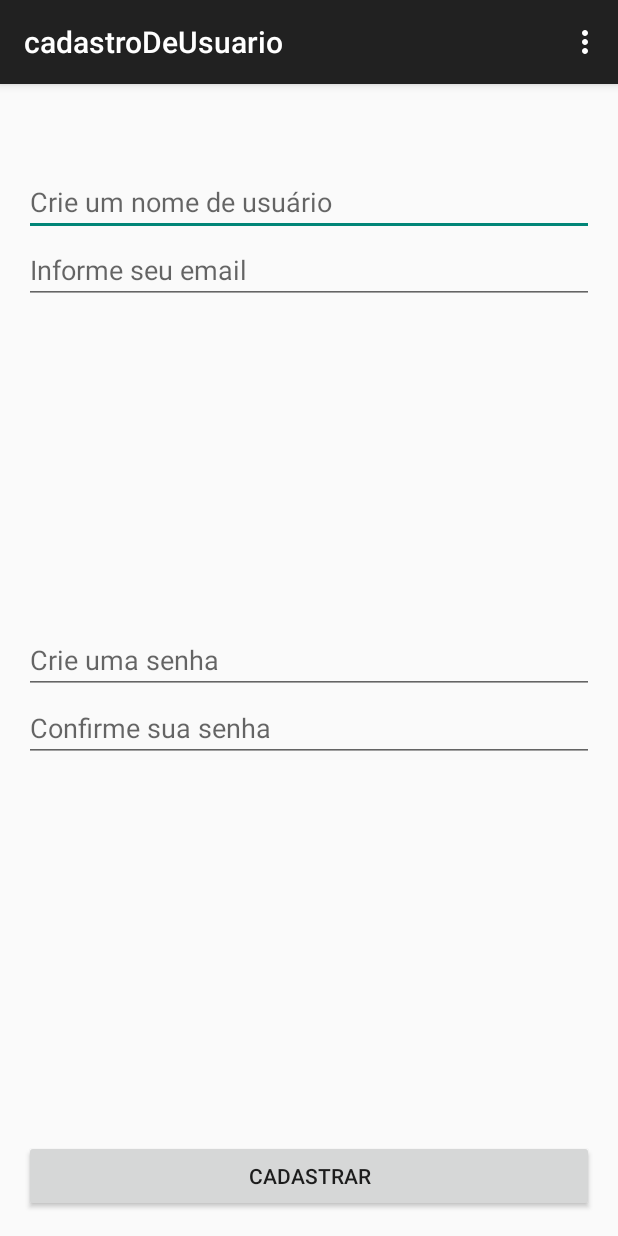
After one commit to projeto3001/orcpes3001, an Android app: the cadastroDeUsuario screen opened directly, with no data from a screen before it, on a phone screen of 412 x 824 dp. The commit adds this screen. Run offline under Robolectric (Android 15) with nearby library versions, the phone set to English and light mode, and no system bars.

Commit message:
Criando tela para cadastro de usuarios

```diff
--- a/PoupeECompre/app/src/main/AndroidManifest.xml
+++ b/PoupeECompre/app/src/main/AndroidManifest.xml
@@ -16,6 +16,10 @@
                 <category android:name="android.intent.category.LAUNCHER" />
             </intent-filter>
         </activity>
+        <activity
+            android:name=".cadastroDeUsuario"
+            android:label="@string/title_activity_cadastro_de_usuario" >
+        </activity>
     </application>
 
 </manifest>
--- /dev/null
+++ b/PoupeECompre/app/src/main/java/br/estacio/poupeecompre/cadastroDeUsuario.java
@@ -0,0 +1,38 @@
+package br.estacio.poupeecompre;
+
+import android.support.v7.app.ActionBarActivity;
+import android.os.Bundle;
+import android.view.Menu;
+import android.view.MenuItem;
+
+
+public class cadastroDeUsuario extends ActionBarActivity {
+
+    @Override
+    protected void onCreate(Bundle savedInstanceState) {
+        super.onCreate(savedInstanceState);
+        setContentView(R.layout.cadastro_de_usuario);
+    }
+
+    @Override
+    public boolean onCreateOptionsMenu(Menu menu) {
+        // Inflate the menu; this adds items to the action bar if it is present.
+        getMenuInflater().inflate(R.menu.menu_cadastro_de_usuario, menu);
+        return true;
+    }
+
+    @Override
+    public boolean onOptionsItemSelected(MenuItem item) {
+        // Handle action bar item clicks here. The action bar will
+        // automatically handle clicks on the Home/Up button, so long
+        // as you specify a parent activity in AndroidManifest.xml.
+        int id = item.getItemId();
+
+        //noinspection SimplifiableIfStatement
+        if (id == R.id.action_settings) {
+            return true;
+        }
+
+        return super.onOptionsItemSelected(item);
+    }
+}
--- /dev/null
+++ b/PoupeECompre/app/src/main/res/layout/cadastro_de_usuario.xml
@@ -0,0 +1,73 @@
+<RelativeLayout xmlns:android="http://schemas.android.com/apk/res/android"
+    xmlns:tools="http://schemas.android.com/tools" android:layout_width="match_parent"
+    android:layout_height="match_parent" android:paddingLeft="@dimen/activity_horizontal_margin"
+    android:paddingRight="@dimen/activity_horizontal_margin"
+    android:paddingTop="@dimen/activity_vertical_margin"
+    android:paddingBottom="@dimen/activity_vertical_margin"
+    tools:context="br.estacio.poupeecompre.cadastroDeUsuario">
+
+    <EditText
+        android:layout_width="wrap_content"
+        android:layout_height="wrap_content"
+        android:inputType="textPersonName"
+        android:ems="10"
+        android:id="@+id/usuario"
+        android:hint="Crie um nome de usuário"
+        android:layout_alignParentTop="true"
+        android:layout_alignParentLeft="true"
+        android:layout_alignParentStart="true"
+        android:layout_marginTop="40dp"
+        android:layout_alignParentRight="true"
+        android:layout_alignParentEnd="true" />
+
+    <EditText
+        android:layout_width="wrap_content"
+        android:layout_height="wrap_content"
+        android:inputType="textEmailAddress"
+        android:ems="10"
+        android:id="@+id/email"
+        android:hint="Informe seu email"
+        android:layout_below="@+id/usuario"
+        android:layout_alignParentLeft="true"
+        android:layout_alignParentStart="true"
+        android:layout_alignParentRight="true"
+        android:layout_alignParentEnd="true" />
+
+    <EditText
+        android:layout_width="wrap_content"
+        android:layout_height="wrap_content"
+        android:inputType="textPassword"
+        android:ems="10"
+        android:id="@+id/senha1"
+        android:layout_centerVertical="true"
+        android:layout_alignParentLeft="true"
+        android:layout_alignParentStart="true"
+        android:layout_alignRight="@+id/email"
+        android:layout_alignEnd="@+id/email"
+        android:hint="Crie uma senha"/>
+
+    <EditText
+        android:layout_width="wrap_content"
+        android:layout_height="wrap_content"
+        android:inputType="textPassword"
+        android:ems="10"
+        android:id="@+id/editText"
+        android:hint="Confirme sua senha"
+        android:layout_below="@+id/senha1"
+        android:layout_alignParentLeft="true"
+        android:layout_alignParentStart="true"
+        android:layout_alignRight="@+id/senha1"
+        android:layout_alignEnd="@+id/senha1" />
+
+    <Button
+        android:layout_width="wrap_content"
+        android:layout_height="wrap_content"
+        android:text="Cadastrar"
+        android:id="@+id/cadastrarBtn"
+        android:layout_alignParentBottom="true"
+        android:layout_alignParentLeft="true"
+        android:layout_alignParentStart="true"
+        android:layout_alignRight="@+id/editText"
+        android:layout_alignEnd="@+id/editText" />
+
+</RelativeLayout>
--- /dev/null
+++ b/PoupeECompre/app/src/main/res/menu/menu_cadastro_de_usuario.xml
@@ -0,0 +1,7 @@
+<menu xmlns:android="http://schemas.android.com/apk/res/android"
+    xmlns:app="http://schemas.android.com/apk/res-auto"
+    xmlns:tools="http://schemas.android.com/tools"
+    tools:context="br.estacio.poupeecompre.cadastroDeUsuario">
+    <item android:id="@+id/action_settings" android:title="@string/action_settings"
+        android:orderInCategory="100" app:showAsAction="never" />
+</menu>
--- a/PoupeECompre/app/src/main/res/values/strings.xml
+++ b/PoupeECompre/app/src/main/res/values/strings.xml
@@ -3,4 +3,5 @@
 
     <string name="hello_world">Hello world!</string>
     <string name="action_settings">Settings</string>
+    <string name="title_activity_cadastro_de_usuario">cadastroDeUsuario</string>
 </resources>
```
